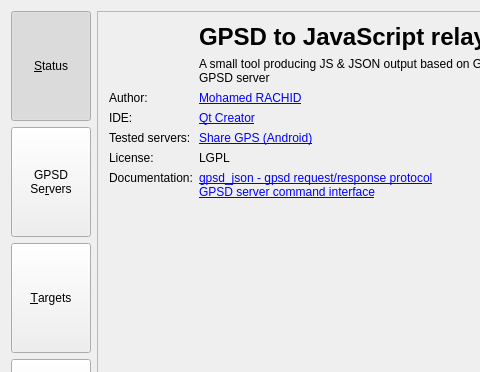
Before: the Qt Designer form Qt_Projects/gpsd_javascript_relay/MainWindow.ui in EstevanTH/gpsd_javascript_relay, drawn with Qt 5; both pictures show x 0 to 480 and y 0 to 372 of the 640 by 480 pixel window.
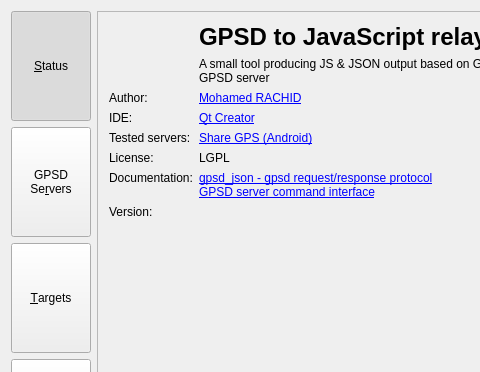
After: the same form once the commit is applied. The open tabs and pages were chosen to show the change.

Patch:
```diff
--- a/Qt_Projects/gpsd_javascript_relay/MainWindow.ui
+++ b/Qt_Projects/gpsd_javascript_relay/MainWindow.ui
@@ -506,6 +506,23 @@
              </property>
             </widget>
            </item>
+           <item row="10" column="1">
+            <widget class="QLabel" name="m_gBuild">
+             <property name="openExternalLinks">
+              <bool>true</bool>
+             </property>
+            </widget>
+           </item>
+           <item row="10" column="0">
+            <widget class="QLabel" name="label_21">
+             <property name="text">
+              <string>Version:</string>
+             </property>
+             <property name="alignment">
+              <set>Qt::AlignLeading|Qt::AlignLeft|Qt::AlignTop</set>
+             </property>
+            </widget>
+           </item>
           </layout>
          </widget>
         </widget>
```
Left out of the diff: 3 changed lines with no effect on the pictures.
